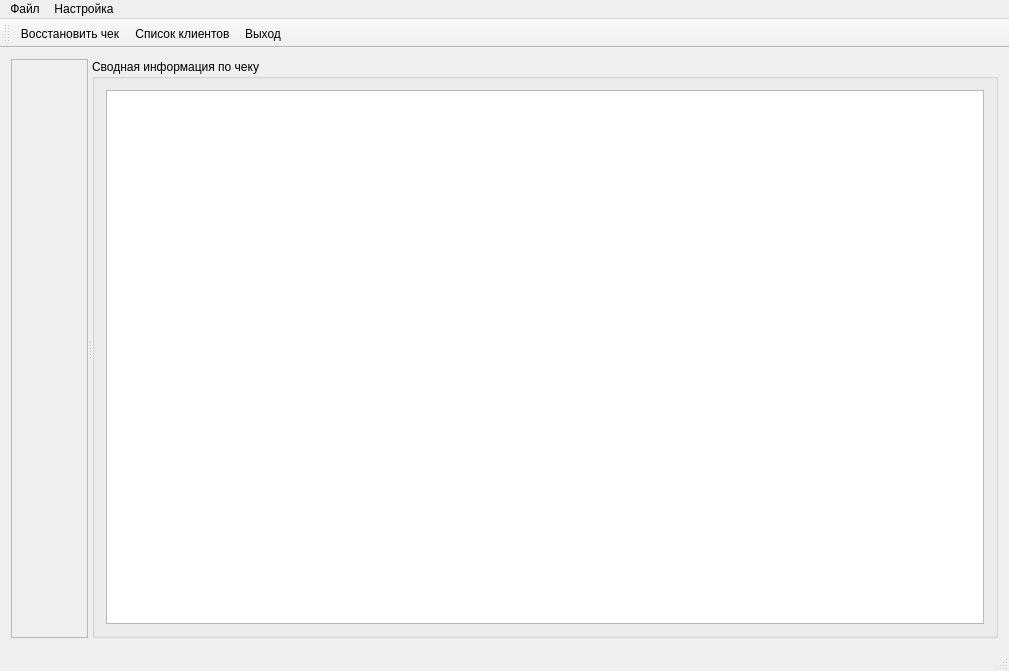
rust3128/CheckRecoveryWizard, file mainwindow.ui: the form before one commit.
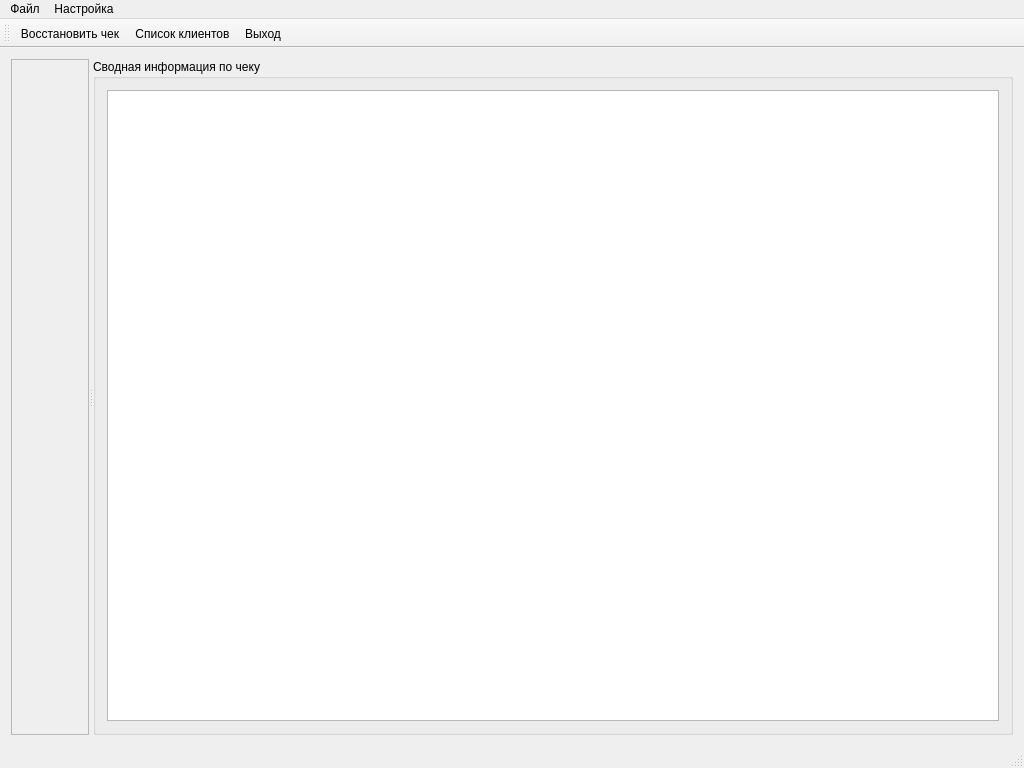
The form after the commit. Icons and pictures are not drawn.

The edit to the form file:
```diff
--- a/mainwindow.ui
+++ b/mainwindow.ui
@@ -6,8 +6,8 @@
    <rect>
     <x>0</x>
     <y>0</y>
-    <width>1009</width>
-    <height>671</height>
+    <width>1024</width>
+    <height>768</height>
    </rect>
   </property>
   <property name="windowTitle">
@@ -89,8 +89,8 @@
     <rect>
      <x>0</x>
      <y>0</y>
-     <width>1009</width>
-     <height>21</height>
+     <width>1024</width>
+     <height>23</height>
     </rect>
    </property>
    <widget class="QMenu" name="menu">
```
Left out of the diff: 6 changed lines with no effect on the pictures.
